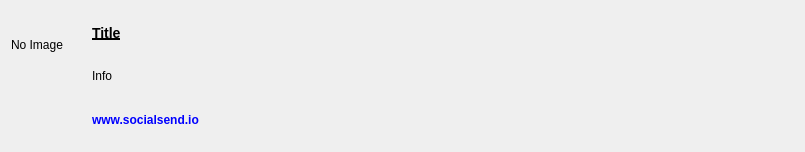
HTHcoin/helpthehomelesscoin, file src/qt/forms/annwidget.ui: the form before one commit.
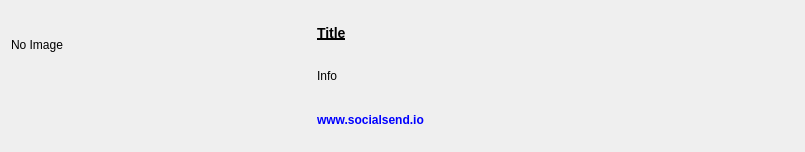
The form after the commit.

Patch:
```diff
--- a/src/qt/forms/annwidget.ui
+++ b/src/qt/forms/annwidget.ui
@@ -32,13 +32,13 @@
       <widget class="QLabel" name="imageLabel">
        <property name="minimumSize">
         <size>
-         <width>75</width>
+         <width>300</width>
          <height>75</height>
         </size>
        </property>
        <property name="maximumSize">
         <size>
-         <width>75</width>
+         <width>300</width>
          <height>75</height>
         </size>
        </property>
```
